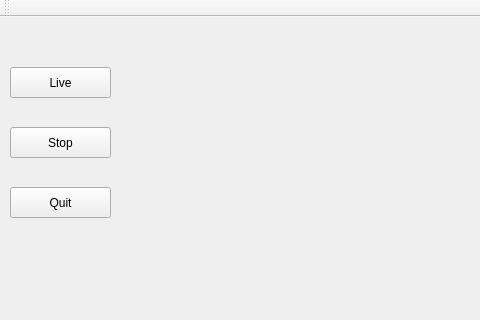
Before: the Qt Designer form CondorImagingSoftware/mainwindow.ui in sshong19/CondorProject, drawn with Qt 5; both pictures show x 0 to 480 and y 0 to 320 of the 817 by 607 pixel window.
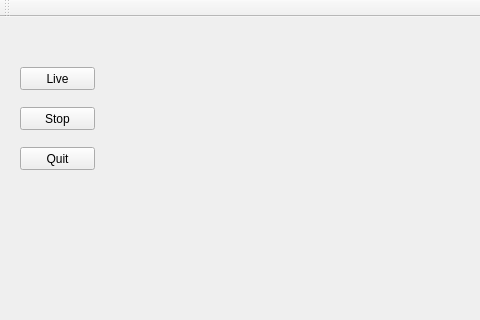
After: the same form once the commit is applied.

```diff
--- a/CondorImagingSoftware/mainwindow.ui
+++ b/CondorImagingSoftware/mainwindow.ui
@@ -36,10 +36,10 @@
    <widget class="QPushButton" name="liveButton">
     <property name="geometry">
      <rect>
-      <x>10</x>
+      <x>20</x>
       <y>50</y>
-      <width>101</width>
-      <height>31</height>
+      <width>75</width>
+      <height>23</height>
      </rect>
     </property>
     <property name="text">
@@ -49,10 +49,10 @@
    <widget class="QPushButton" name="stopButton">
     <property name="geometry">
      <rect>
-      <x>10</x>
-      <y>110</y>
-      <width>101</width>
-      <height>31</height>
+      <x>20</x>
+      <y>90</y>
+      <width>75</width>
+      <height>23</height>
      </rect>
     </property>
     <property name="text">
@@ -62,10 +62,10 @@
    <widget class="QPushButton" name="quitButton">
     <property name="geometry">
      <rect>
-      <x>10</x>
-      <y>170</y>
-      <width>101</width>
-      <height>31</height>
+      <x>20</x>
+      <y>130</y>
+      <width>75</width>
+      <height>23</height>
      </rect>
     </property>
     <property name="text">
```
Left out of the diff: 19 changed lines with no effect on the pictures.
